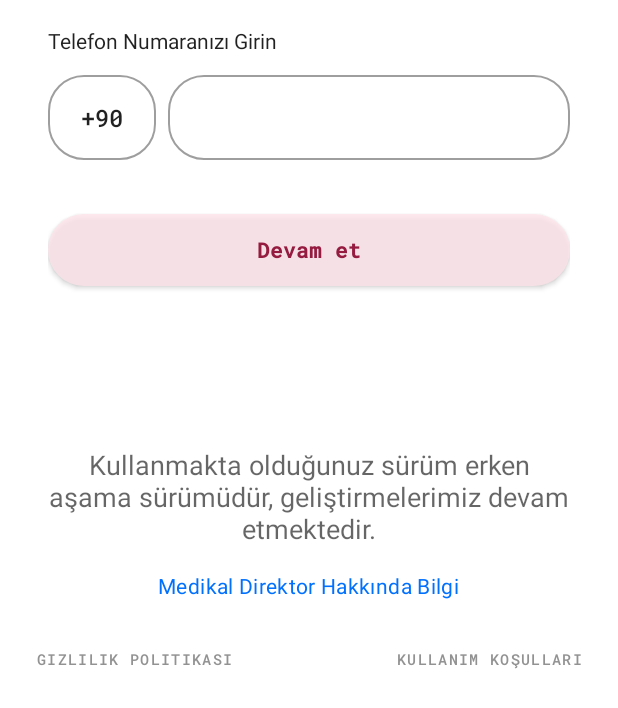
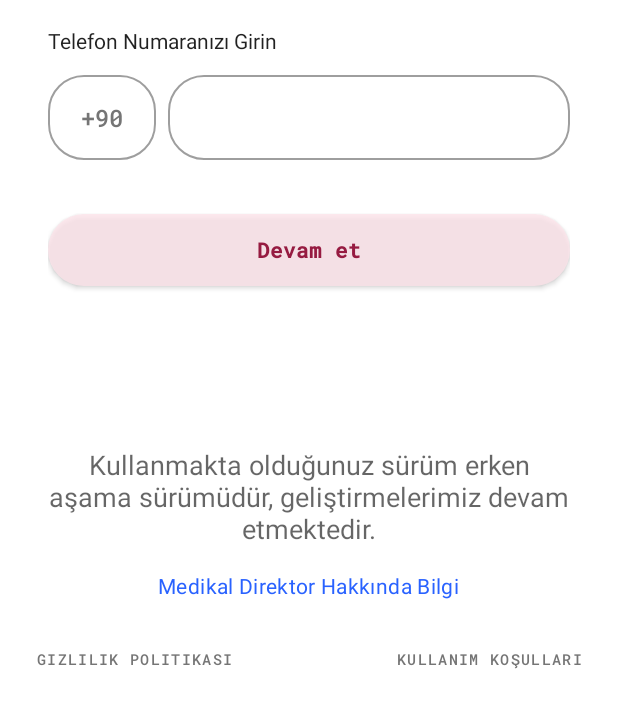
Before and after one commit to Hikmet-Qedirov/Ada, an Android app: the screen it shows after launch (MainActivity), on a phone screen of 412 x 824 dp. Shown: the part 516-1224 px from the top of the screen. Run offline under Robolectric (Android 15) with nearby library versions, the phone set to English and light mode, and no system bars; our stand-ins replace Dagger/Hilt's generated code.

Commit message:
auth navigation verification navigation issue gone backstack done

```diff
--- a/app/src/main/java/com/solidict/ada/viewmodel/AuthViewModel.kt
+++ b/app/src/main/java/com/solidict/ada/viewmodel/AuthViewModel.kt
@@ -33,6 +33,7 @@ constructor(
     val userCheck: LiveData<Response<UserCheckResponse>> = _userCheck
 
     fun userCheck() = viewModelScope.launch(Dispatchers.Main) {
+        _userCheck.value = null
         val token = saveDataPreferences.readToken()!!
         Log.d(TAG, "tokenPreferences :: $token")
         val response = authRepository.userCheck(token)
@@ -52,7 +53,6 @@ constructor(
             """
         )
         _userCheck.value = response
-        _userCheck.value = null
     }
 
     private var _userPost: MutableLiveData<Response<UserResponse>> = MutableLiveData()
--- a/app/src/main/res/layout/fragment_auth_welcome.xml
+++ b/app/src/main/res/layout/fragment_auth_welcome.xml
@@ -21,6 +21,7 @@
         <ImageView
             android:layout_width="wrap_content"
             android:layout_height="@dimen/cartImageView"
+            android:background="@color/white"
             android:contentDescription="@string/app_name"
             android:src="@drawable/ada_image" />
 
@@ -94,7 +95,8 @@
                         android:inputType="number"
                         android:maxLength="@integer/phone_number_max_length"
                         android:text="@string/number_code_country"
-                        android:textAlignment="center" />
+                        android:textAlignment="center"
+                        android:textColor="@color/grey_700" />
                 </com.google.android.material.textfield.TextInputLayout>
 
                 <com.google.android.material.textfield.TextInputLayout
@@ -125,8 +127,8 @@
                 android:id="@+id/authGoOnButton"
                 android:layout_width="match_parent"
                 android:layout_height="wrap_content"
+                android:layout_marginVertical="@dimen/marginContainer"
                 android:enabled="true"
-                android:layout_marginVertical="@dimen/marginContainer"
                 android:text="@string/go_on" />
         </LinearLayout>
 
@@ -140,7 +142,9 @@
         android:gravity="center_horizontal"
         android:orientation="vertical"
         app:layout_constraintBottom_toBottomOf="parent"
-        tools:layout_editor_absoluteX="16dp">
+        app:layout_constraintEnd_toEndOf="parent"
+        app:layout_constraintHorizontal_bias="0.5"
+        app:layout_constraintStart_toStartOf="parent">
 
         <TextView
             style="@style/TextAppearance.AppCompat.Caption"
--- a/app/src/main/res/navigation/navigation_auth.xml
+++ b/app/src/main/res/navigation/navigation_auth.xml
@@ -45,6 +45,11 @@
         <argument
             android:name="number"
             app:argType="string" />
+        <action
+            android:id="@+id/action_authNumberVerificationFragment_to_mainFragment2"
+            app:destination="@id/mainFragment2"
+            app:popUpTo="@id/authWelcomeFragment"
+            app:popUpToInclusive="true" />
     </fragment>
     <fragment
         android:id="@+id/webViewFragment"
@@ -63,6 +68,11 @@
         <action
             android:id="@+id/action_authLoginFragment_to_webViewFragment"
             app:destination="@id/webViewFragment" />
+        <action
+            android:id="@+id/action_authLoginFragment_to_mainFragment2"
+            app:destination="@id/mainFragment2"
+            app:popUpTo="@id/splashScreenFragment"
+            app:popUpToInclusive="true" />
 
     </fragment>
     <fragment
@@ -80,5 +90,15 @@
             app:destination="@id/authLoginFragment"
             app:popUpTo="@id/splashScreenFragment"
             app:popUpToInclusive="true" />
+        <action
+            android:id="@+id/action_splashScreenFragment_to_mainFragment2"
+            app:destination="@id/mainFragment2"
+            app:popUpTo="@id/splashScreenFragment"
+            app:popUpToInclusive="true" />
     </fragment>
+    <fragment
+        android:id="@+id/mainFragment2"
+        android:name="com.solidict.ada.ui.fragments.main.MainFragment"
+        android:label="fragment_main"
+        tools:layout="@layout/fragment_main" />
 </navigation>
--- a/app/src/main/res/navigation/navigation_container.xml
+++ b/app/src/main/res/navigation/navigation_container.xml
@@ -6,11 +6,12 @@
     app:startDestination="@id/navigation_auth">
 
     <include
-        app:graph="@navigation/navigation_auth" />
+        app:graph="@navigation/navigation_auth"/>
     <fragment
         android:id="@+id/mainFragment"
         android:name="com.solidict.ada.ui.fragments.main.MainFragment"
         android:label="fragment_main"
         tools:layout="@layout/fragment_main" />
+    <include app:graph="@navigation/navigaiton_video_record" />
 
 </navigation>
--- a/app/src/main/res/values/colors.xml
+++ b/app/src/main/res/values/colors.xml
@@ -8,8 +8,8 @@
     <color name="teal_700">#FF018786</color>
     <color name="black">#FF000000</color>
     <color name="grey">#F7F7F6</color>
-    <color name="grey_700">#939293</color>
-    <color name="blue">#0070FF</color>
+    <color name="grey_700">#757575</color>
+    <color name="blue">#2962FF</color>
     <color name="white">#FFFFFFFF</color>
     <color name="orange">#FFFFB69B</color>
 </resources>
```
Also changed, not shown: app/src/main/java/com/solidict/ada/ui/fragments/SplashScreenFragment.kt (+6 -2 lines), app/src/main/java/com/solidict/ada/ui/fragments/auth/auth_login_fragment/AuthLoginFragment.kt (+22 -12 lines), app/src/main/java/com/solidict/ada/ui/fragments/auth/auth_number_verification_fragment/AuthNumberVerificationFragment.kt (+32 -34 lines), app/src/main/java/com/solidict/ada/ui/fragments/main/profile_fragment/ProfileFragment.kt (+5 -4 lines), app/src/main/java/com/solidict/ada/ui/fragments/main/videos_fragment/VideosFragment.kt (+7 -0 lines).
